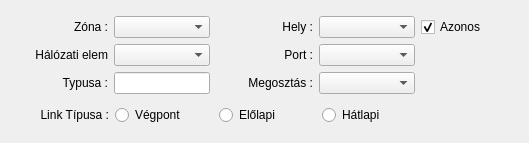
csikfer/lanview2, file lv2g/phslinkform.ui: the form before one commit.
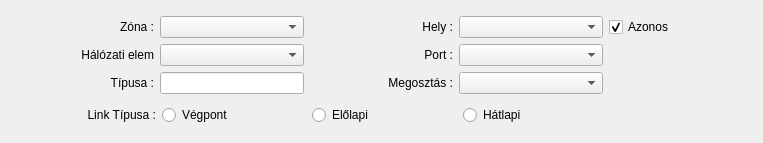
The form after the commit.

```diff
--- a/lv2g/phslinkform.ui
+++ b/lv2g/phslinkform.ui
@@ -6,7 +6,7 @@
    <rect>
     <x>0</x>
     <y>0</y>
-    <width>529</width>
+    <width>763</width>
     <height>143</height>
    </rect>
   </property>
@@ -130,7 +130,7 @@
      <item row="2" column="0">
       <widget class="QLabel" name="labelNodeType">
        <property name="text">
-        <string>Typusa :</string>
+        <string>Típusa :</string>
        </property>
        <property name="alignment">
         <set>Qt::AlignRight|Qt::AlignTrailing|Qt::AlignVCenter</set>
```
